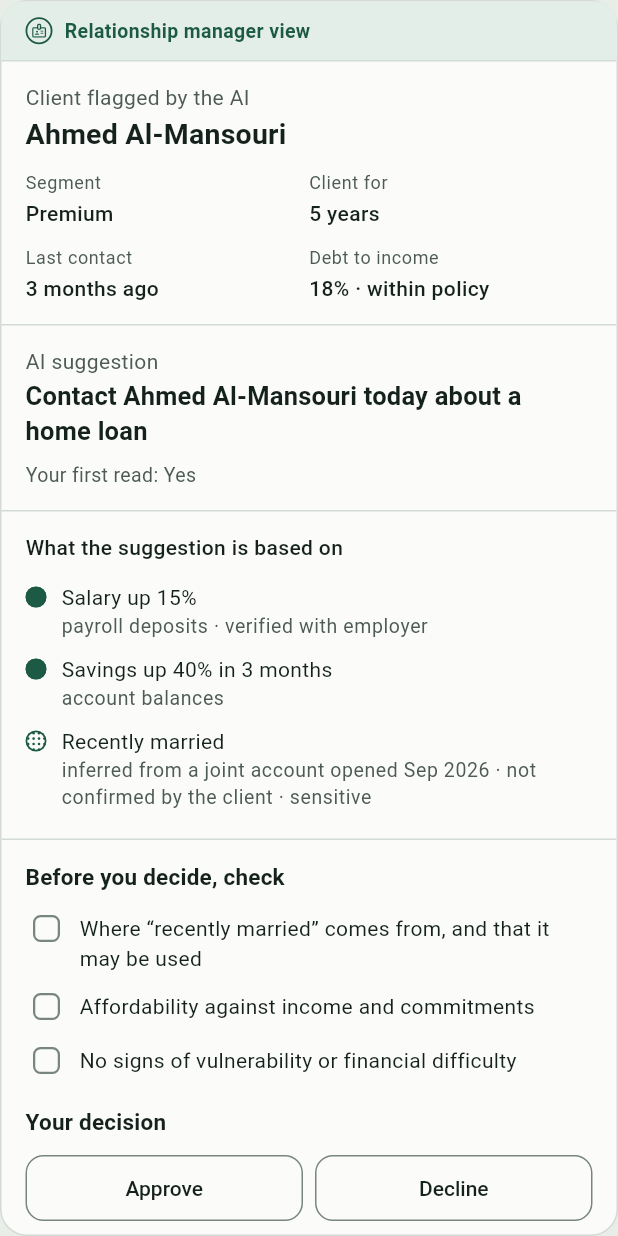
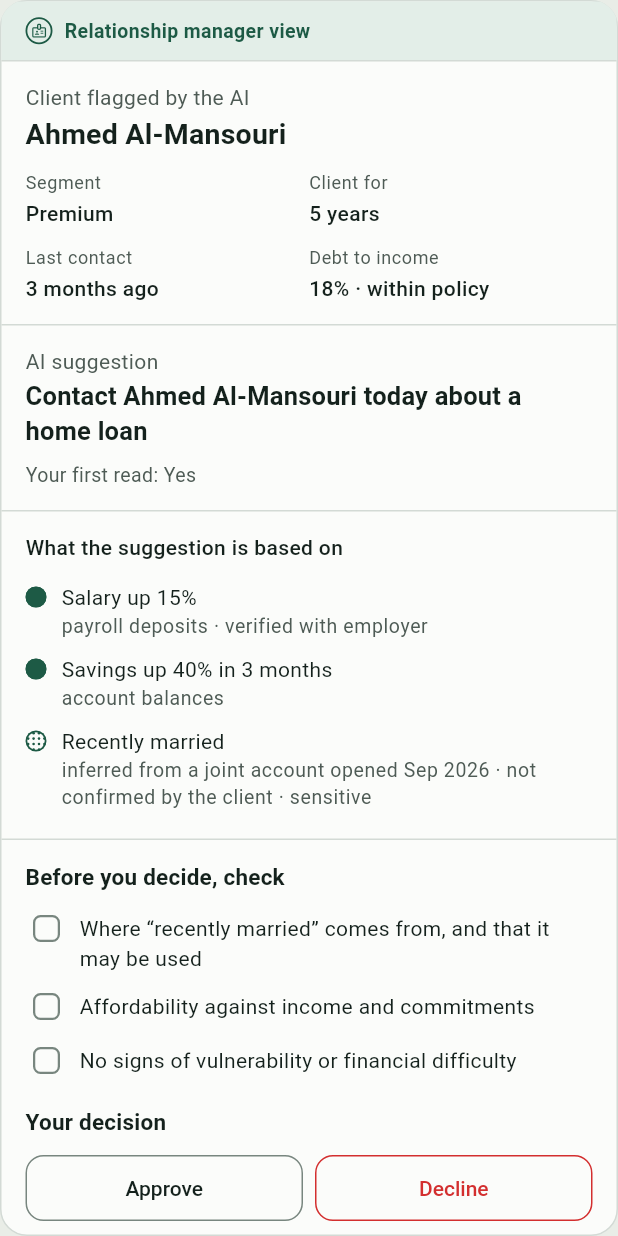
Before and after one commit to GiacomoBCN/chatTest, a Flutter app: the ClientReview widget shown alone on an empty page, opened directly, after a tap on "Yes", on a phone screen of 412 x 824 dp. Run offline on Flutter 3.47's test engine with Material 3 defaults, Android fonts, the phone set to English and light mode, and no system bars; our stand-ins replace google_fonts; Roboto replaces fonts that are missing (Readex Pro).

Commit message:
Decline and errors use a clear error red tuned to each theme
Co-Authored-By: Claude Opus 5.5 <noreply@anthropic.com>
Claude-Session: https://claude.ai/code/session_01S2hWCEeGonyBPD81ZaxF1n

```diff
--- a/lib/theme/falak_theme.dart
+++ b/lib/theme/falak_theme.dart
@@ -55,7 +55,7 @@ class FalakColors extends ThemeExtension<FalakColors> {
     staff: Color(0xFF1D5A45),
     staffSoft: Color(0xFFE3EEE8),
     guilloche: Color(0x2E1D5A45),
-    danger: Color(0xFFA3281C),
+    danger: Color(0xFFD32F2F),
   );
 
   static const dark = FalakColors(
@@ -73,7 +73,7 @@ class FalakColors extends ThemeExtension<FalakColors> {
     staff: Color(0xFF8CC7AE),
     staffSoft: Color(0xFF17261F),
     guilloche: Color(0x298CC7AE),
-    danger: Color(0xFFF08A7E),
+    danger: Color(0xFFF26B6B),
   );
 
   static FalakColors of(BuildContext context) => Theme.of(context).extension<FalakColors>()!;
--- a/lib/widgets/client_review.dart
+++ b/lib/widgets/client_review.dart
@@ -174,6 +174,7 @@ class _ClientReviewState extends State<ClientReview> {
           values: _Decision.values,
           selected: _decision,
           label: (d) => d == _Decision.approve ? s.approve : s.decline,
+          accent: (d) => d == _Decision.decline ? c.danger : null,
           onChanged: (d) => setState(() {
             if (d != _decision) _reason = null;
             _decision = d;
@@ -223,7 +224,7 @@ class _ClientReviewState extends State<ClientReview> {
                 }
               : null,
           style: FilledButton.styleFrom(
-            backgroundColor: c.staff,
+            backgroundColor: _decision == _Decision.decline ? c.danger : c.staff,
             foregroundColor: c.surface,
             disabledBackgroundColor: c.sunk,
             disabledForegroundColor: c.muted,
@@ -255,7 +256,7 @@ class _ClientReviewState extends State<ClientReview> {
     String two(int n) => n.toString().padLeft(2, '0');
     final time = '${two(_signedAt!.hour)}:${two(_signedAt!.minute)}';
 
-    Widget row(String k, String v) => Padding(
+    Widget row(String k, String v, {Color? color}) => Padding(
           padding: const EdgeInsets.symmetric(vertical: 5),
           child: Row(crossAxisAlignment: CrossAxisAlignment.start, children: [
             SizedBox(
@@ -265,7 +266,11 @@ class _ClientReviewState extends State<ClientReview> {
             ),
             Expanded(
               child: Text(v,
-                  style: t.bodyMedium!.copyWith(fontSize: TypeRole.small, fontFeatures: tabular)),
+                  style: t.bodyMedium!.copyWith(
+                      fontSize: TypeRole.small,
+                      fontFeatures: tabular,
+                      color: color,
+                      fontWeight: color != null ? FontWeight.w600 : null)),
             ),
           ]),
         );
@@ -288,7 +293,8 @@ class _ClientReviewState extends State<ClientReview> {
             ),
           ]),
           const SizedBox(height: Space.s),
-          row(s.rDecision, _decision == _Decision.approve ? s.rApproved : s.rDeclined),
+          row(s.rDecision, _decision == _Decision.approve ? s.rApproved : s.rDeclined,
+              color: _decision == _Decision.decline ? c.danger : null),
           row(s.rReason, reasons[_reason!]),
           row(s.rFirstRead, _readLabel(s, _read!)),
           row(s.rBy, s.rByValue),
@@ -376,11 +382,13 @@ class _Choice<T> extends StatelessWidget {
   final T? selected;
   final String Function(T) label;
   final ValueChanged<T> onChanged;
+  final Color? Function(T)? accent; // per-option colour, e.g. red for Decline
   const _Choice({
     required this.values,
     required this.selected,
     required this.label,
     required this.onChanged,
+    this.accent,
   });
 
   @override
@@ -395,15 +403,21 @@ class _Choice<T> extends StatelessWidget {
             child: OutlinedButton(
               onPressed: () => onChanged(values[i]),
               style: OutlinedButton.styleFrom(
-                foregroundColor: values[i] == selected ? c.surface : c.text,
-                backgroundColor: values[i] == selected ? c.staff : null,
+                foregroundColor:
+                    values[i] == selected ? c.surface : (accent?.call(values[i]) ?? c.text),
+                backgroundColor:
+                    values[i] == selected ? (accent?.call(values[i]) ?? c.staff) : null,
                 minimumSize: const Size(0, 44),
                 padding: const EdgeInsets.symmetric(horizontal: Space.s),
                 shape: RoundedRectangleBorder(borderRadius: BorderRadius.circular(Radii.control)),
                 textStyle: labelStyle(weight: FontWeight.w500),
               ).copyWith(
                 side: focusSide(
-                    c.text, BorderSide(color: values[i] == selected ? c.staff : c.hairStrong)),
+                    c.text,
+                    BorderSide(
+                        color: values[i] == selected
+                            ? (accent?.call(values[i]) ?? c.staff)
+                            : (accent?.call(values[i]) ?? c.hairStrong))),
               ),
               child: Text(label(values[i]), maxLines: 1, overflow: TextOverflow.ellipsis),
             ),
```
